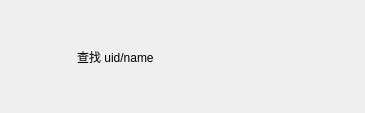
Before: the Qt Designer form client/widgets/adduseritem.ui in yrc920/xiguchat, drawn with Qt 5.
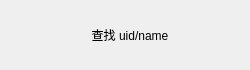
After: the same form once the commit is applied.

Patch:
```diff
--- a/client/widgets/adduseritem.ui
+++ b/client/widgets/adduseritem.ui
@@ -6,20 +6,20 @@
    <rect>
     <x>0</x>
     <y>0</y>
-    <width>365</width>
-    <height>113</height>
+    <width>250</width>
+    <height>70</height>
    </rect>
   </property>
   <property name="minimumSize">
    <size>
-    <width>0</width>
-    <height>0</height>
+    <width>250</width>
+    <height>70</height>
    </size>
   </property>
   <property name="maximumSize">
    <size>
-    <width>16777215</width>
-    <height>16777215</height>
+    <width>250</width>
+    <height>70</height>
    </size>
   </property>
   <property name="windowTitle">
@@ -30,14 +30,14 @@
     <widget class="QLabel" name="add_tip">
      <property name="minimumSize">
       <size>
-       <width>60</width>
-       <height>60</height>
+       <width>40</width>
+       <height>40</height>
       </size>
      </property>
      <property name="maximumSize">
       <size>
-       <width>60</width>
-       <height>60</height>
+       <width>40</width>
+       <height>40</height>
       </size>
      </property>
      <property name="text">
@@ -50,20 +50,23 @@
      <property name="text">
       <string>查找 uid/name</string>
      </property>
+     <property name="alignment">
+      <set>Qt::AlignCenter</set>
+     </property>
     </widget>
    </item>
    <item>
     <widget class="QLabel" name="right_tip">
      <property name="minimumSize">
       <size>
-       <width>50</width>
-       <height>50</height>
+       <width>30</width>
+       <height>30</height>
       </size>
      </property>
      <property name="maximumSize">
       <size>
-       <width>50</width>
-       <height>50</height>
+       <width>30</width>
+       <height>30</height>
       </size>
      </property>
      <property name="text">
```
